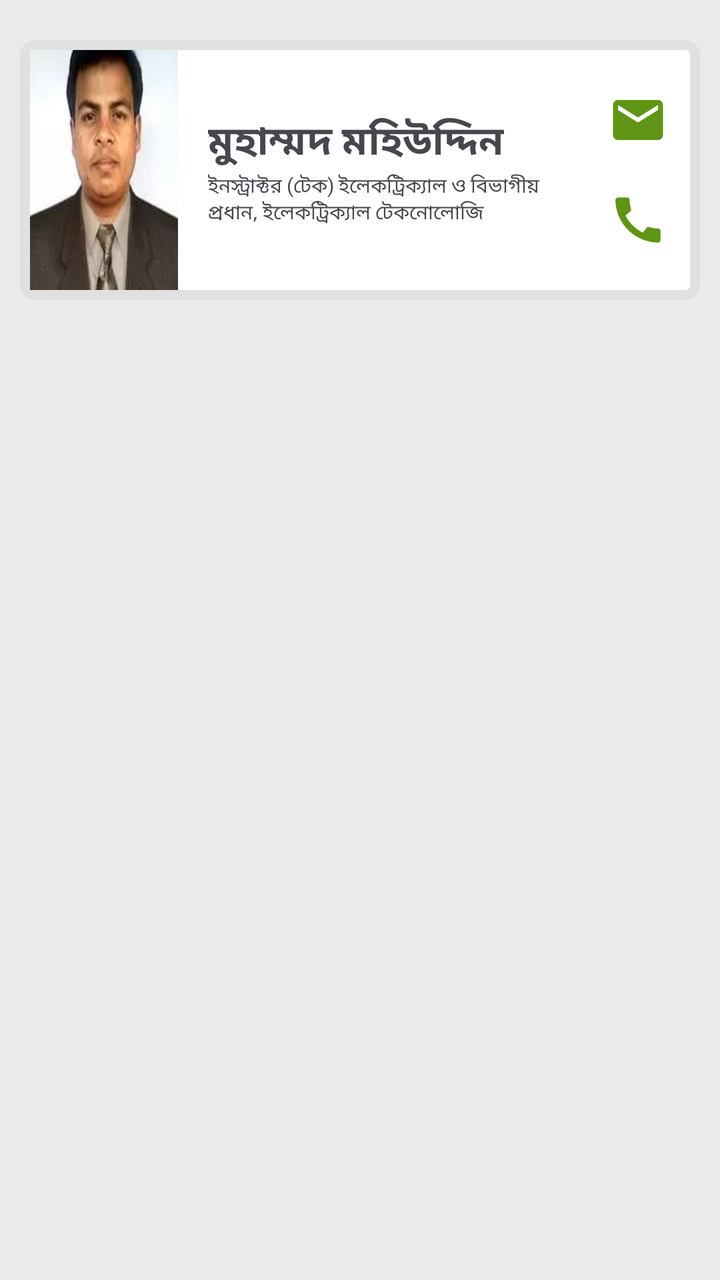
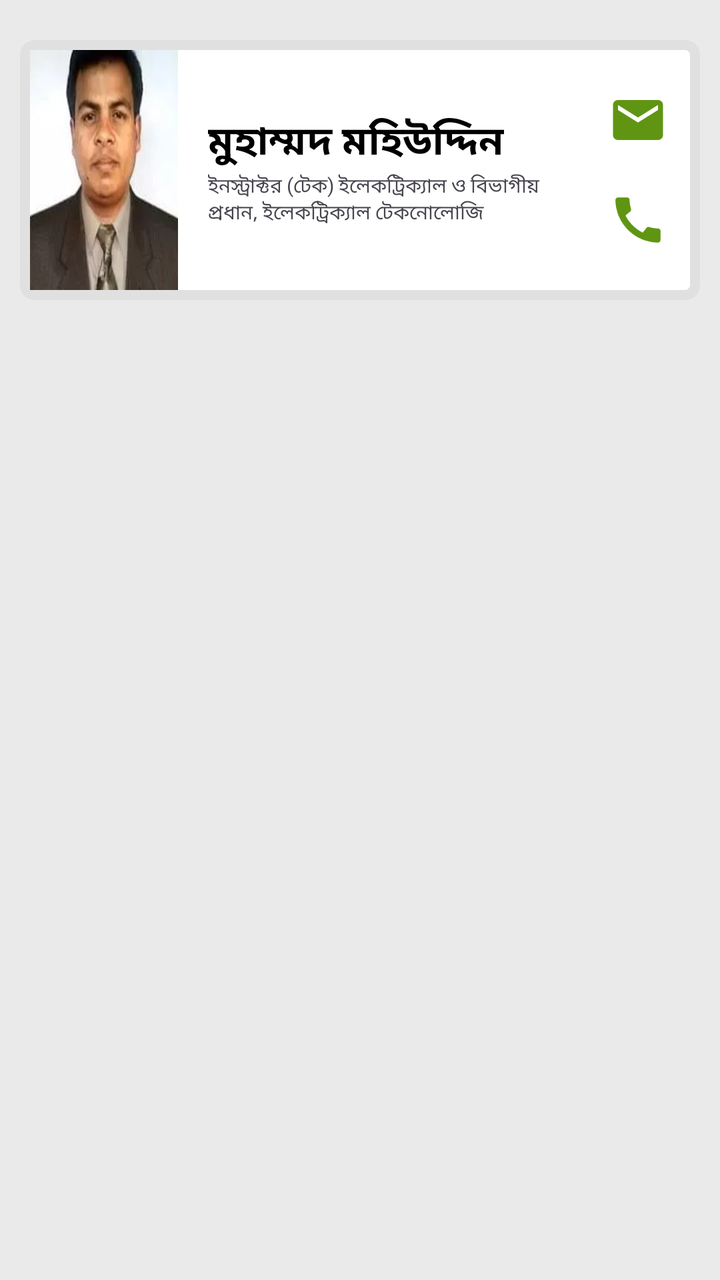

The first picture is an Android layout as it rendered before a commit; the second is the same layout after the commit. The layout source and the unified diff follow.
<!-- AndroidManifest.xml: application theme Theme.CBPI -->
<!-- res/layout/activity_electrical_department.xml -->
<?xml version="1.0" encoding="utf-8"?>
<ScrollView xmlns:android="http://schemas.android.com/apk/res/android"
    xmlns:app="http://schemas.android.com/apk/res-auto"
    xmlns:tools="http://schemas.android.com/tools"
    android:layout_width="match_parent"
    android:layout_height="match_parent"
    tools:context=".ElectricalDepartment"
    android:background="#EAEAEA">
    <LinearLayout
        android:layout_width="match_parent"
        android:layout_height="wrap_content"
        android:orientation="vertical"
        android:padding="10sp">
        <LinearLayout
            android:layout_width="match_parent"
            android:layout_height="wrap_content"
            android:orientation="horizontal"
            android:padding="5sp"
            android:weightSum="100"
            android:background="@drawable/teachercardback"
            android:layout_marginTop="10sp"
            android:layout_marginBottom="10sp">
            <ImageView
                android:layout_width="80sp"
                android:layout_height="120sp"
                android:src="@drawable/mohiuddinsir"
                android:layout_weight="20"
                android:scaleType="fitXY"/>
            <LinearLayout
                android:layout_width="220sp"
                android:layout_height="wrap_content"
                android:orientation="vertical"
                android:layout_weight="50"
                android:layout_gravity="center"
                android:paddingLeft="15sp">
                <TextView
                    android:layout_width="wrap_content"
                    android:layout_height="wrap_content"
                    android:text="মুহাম্মদ মহিউদ্দিন"
                    android:textStyle="bold"
                    android:textSize="20sp"/>
                <TextView
                    android:layout_width="wrap_content"
                    android:layout_height="wrap_content"
                    android:text="ইনস্ট্রাক্টর (টেক) ইলেকট্রিক্যাল ও বিভাগীয় প্রধান, ইলেকট্রিক্যাল টেকনোলোজি"
                    android:textSize="10sp"/>
            </LinearLayout>
            <LinearLayout
                android:layout_width="wrap_content"
                android:layout_height="wrap_content"
                android:orientation="vertical"
                android:layout_weight="30"
                android:layout_gravity="center"
                android:paddingRight="10sp">
                <ImageView
                    android:id="@+id/elecMail1"
                    android:layout_width="30sp"
                    android:layout_height="30sp"
                    android:src="@drawable/baseline_email_24"
                    android:layout_margin="10sp"/>
                <ImageView
                    android:id="@+id/elecCall1"
                    android:layout_width="30sp"
                    android:layout_height="30sp"
                    android:src="@drawable/baseline_call_24"
                    android:layout_margin="10sp"/>
            </LinearLayout>
        </LinearLayout>
    </LinearLayout>

</ScrollView>
<!-- resources referenced by this layout -->
<resources>
  <!-- drawable baseline_call_24 (drawable) -->
  <vector android:height="24dp" android:tint="#609513"
      android:viewportHeight="24" android:viewportWidth="24"
      android:width="24dp" xmlns:android="http://schemas.android.com/apk/res/android">
      <path android:fillColor="@android:color/white" android:pathData="M20.01,15.38c-1.23,0 -2.42,-0.2 -3.53,-0.56 -0.35,-0.12 -0.74,-0.03 -1.01,0.24l-1.57,1.97c-2.83,-1.35 -5.48,-3.9 -6.89,-6.83l1.95,-1.66c0.27,-0.28 0.35,-0.67 0.24,-1.02 -0.37,-1.11 -0.56,-2.3 -0.56,-3.53 0,-0.54 -0.45,-0.99 -0.99,-0.99H4.19C3.65,3 3,3.24 3,3.99 3,13.28 10.73,21 20.01,21c0.71,0 0.99,-0.63 0.99,-1.18v-3.45c0,-0.54 -0.45,-0.99 -0.99,-0.99z"/>
  </vector>
  <!-- drawable baseline_email_24 (drawable) -->
  <vector android:height="24dp" android:tint="#609513"
      android:viewportHeight="24" android:viewportWidth="24"
      android:width="24dp" xmlns:android="http://schemas.android.com/apk/res/android">
      <path android:fillColor="@android:color/white" android:pathData="M20,4L4,4c-1.1,0 -1.99,0.9 -1.99,2L2,18c0,1.1 0.9,2 2,2h16c1.1,0 2,-0.9 2,-2L22,6c0,-1.1 -0.9,-2 -2,-2zM20,8l-8,5 -8,-5L4,6l8,5 8,-5v2z"/>
  </vector>
  <!-- drawable mohiuddinsir: webp bitmap (drawable, 3124 bytes) -->
  <!-- drawable teachercardback (drawable) -->
  <?xml version="1.0" encoding="utf-8"?>
  <shape xmlns:android="http://schemas.android.com/apk/res/android">
      <solid android:color="@color/white"/>
      <corners android:radius="5sp"/>
      <stroke android:color="#E0E0E0"/>
      <stroke android:width="5sp"/>
  </shape>
  <style name="Theme.CBPI" parent="Base.Theme.CBPI" />
  <color name="white">#FFFFFFFF</color>
  <style name="Base.Theme.CBPI" parent="Theme.Material3.DayNight">
          <item name="android:statusBarColor">@color/Green</item>
          <item name="titleTextColor">@color/white</item>
          <item name="actionOverflowButtonStyle">@style/Threedots</item>
          
          
          <item name="android:windowAnimationStyle">@style/CustomActivityAnimation</item>
      </style>
  <color name="Green">#609513</color>
  <style name="Threedots" parent="Widget.AppCompat.ActionButton.Overflow">
          <item name="tint">@color/white</item>
      </style>
  <style name="CustomActivityAnimation" parent="@android:style/Animation.Activity">
          <item name="android:activityOpenEnterAnimation">@anim/slide_in_right</item>
          <item name="android:activityOpenExitAnimation">@anim/slide_out_left</item>
          <item name="android:activityCloseEnterAnimation">@anim/slide_in_left</item>
          <item name="android:activityCloseExitAnimation">@anim/slide_out_right</item>
      </style>
</resources>

<!-- the commit's change to res/layout/activity_electrical_department.xml (unified diff, before → after) -->
@@ -5,7 +5,7 @@
     android:layout_width="match_parent"
     android:layout_height="match_parent"
     tools:context=".ElectricalDepartment"
-    android:background="#EAEAEA">
+    style="@style/GrayBg">
     <LinearLayout
         android:layout_width="match_parent"
         android:layout_height="wrap_content"
@@ -17,7 +17,7 @@
             android:orientation="horizontal"
             android:padding="5sp"
             android:weightSum="100"
-            android:background="@drawable/teachercardback"
+            style="@style/TeacherCardBack"
             android:layout_marginTop="10sp"
             android:layout_marginBottom="10sp">
             <ImageView
@@ -38,7 +38,8 @@
                     android:layout_height="wrap_content"
                     android:text="মুহাম্মদ মহিউদ্দিন"
                     android:textStyle="bold"
-                    android:textSize="20sp"/>
+                    android:textSize="20sp"
+style="@style/Text"/>
                 <TextView
                     android:layout_width="wrap_content"
                     android:layout_height="wrap_content"
<!-- resource entries referenced after the edit -->
@@ -13,6 +13,15 @@
       <path android:fillColor="@android:color/white" android:pathData="M20,4L4,4c-1.1,0 -1.99,0.9 -1.99,2L2,18c0,1.1 0.9,2 2,2h16c1.1,0 2,-0.9 2,-2L22,6c0,-1.1 -0.9,-2 -2,-2zM20,8l-8,5 -8,-5L4,6l8,5 8,-5v2z"/>
   </vector>
   <!-- drawable mohiuddinsir: webp bitmap (drawable, 3124 bytes) -->
+  <style name="GrayBg">
+          <item name="android:background">#EAEAEA</item>
+      </style>
+  <style name="TeacherCardBack">
+          <item name="android:background">@drawable/teachercardback</item>
+      </style>
+  <style name="Text">
+          <item name="android:textColor">@color/black</item>
+      </style>
   <!-- drawable teachercardback (drawable) -->
   <?xml version="1.0" encoding="utf-8"?>
   <shape xmlns:android="http://schemas.android.com/apk/res/android">
@@ -21,6 +30,7 @@
       <stroke android:color="#E0E0E0"/>
       <stroke android:width="5sp"/>
   </shape>
+  <color name="black">#FF000000</color>
   <style name="Theme.CBPI" parent="Base.Theme.CBPI" />
   <color name="white">#FFFFFFFF</color>
   <style name="Base.Theme.CBPI" parent="Theme.Material3.DayNight">
